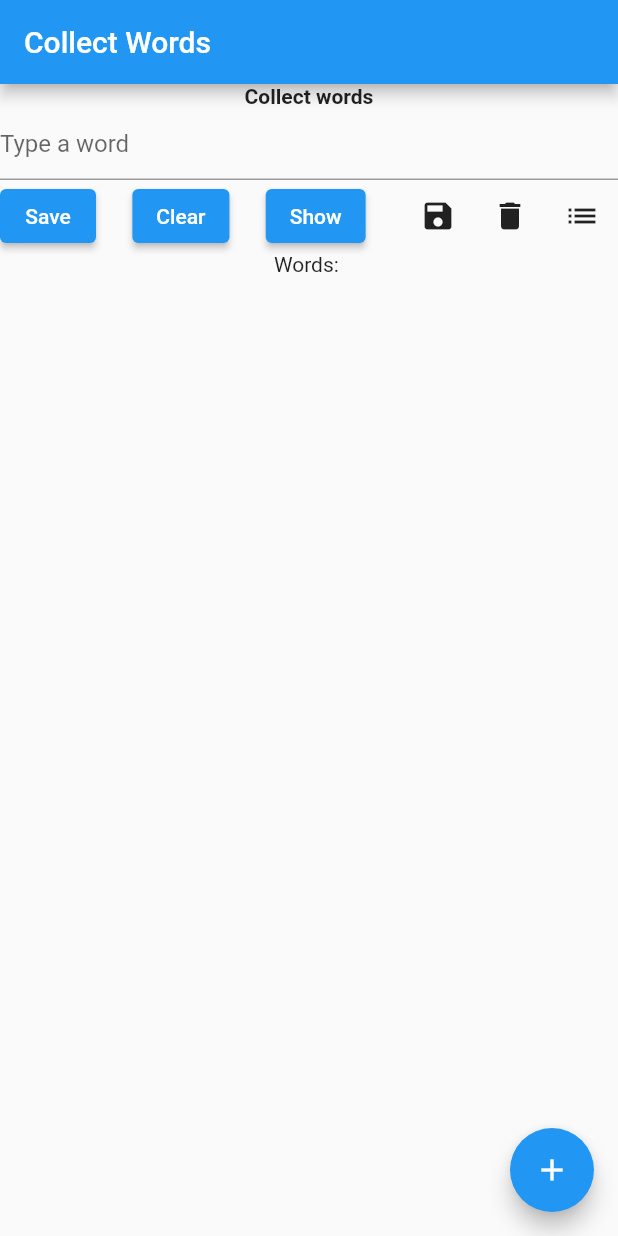
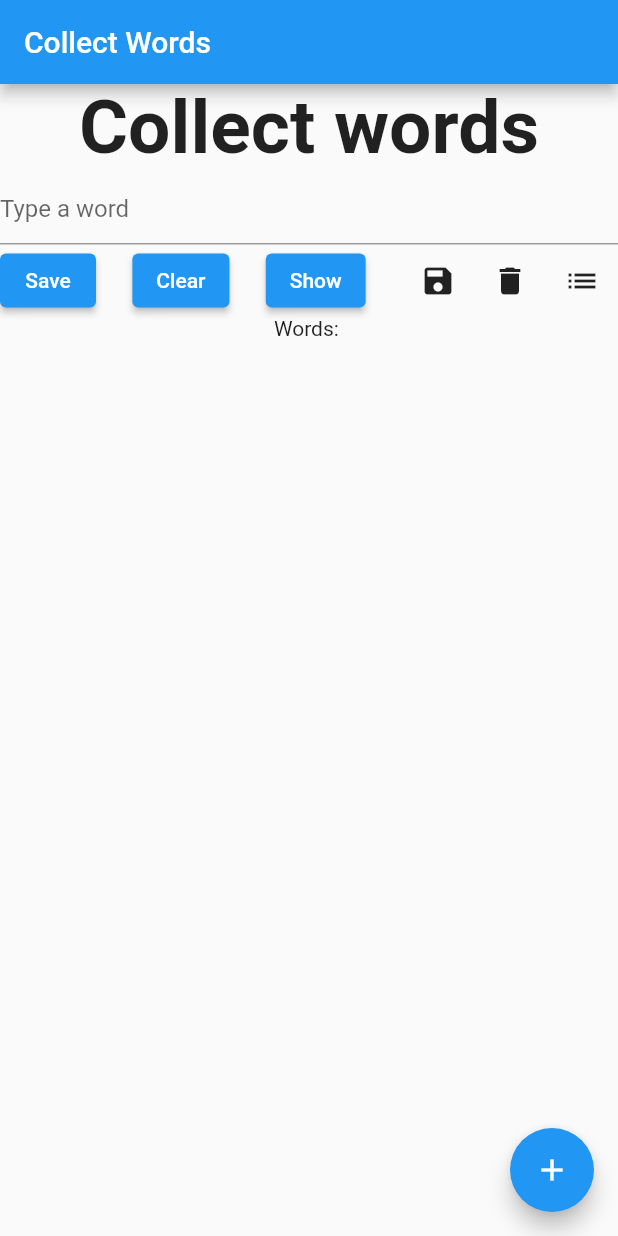
Before and after one commit to andersbor/fluttercollectwordsv2, a Flutter app: the screen it shows after launch, on a phone screen of 412 x 824 dp. Run offline on Flutter 3.47's test engine with Material 2 defaults, Android fonts, the light colour scheme and no system bars.

Commit message:
font size

```diff
--- a/lib/main.dart
+++ b/lib/main.dart
@@ -105,7 +105,7 @@ class _MyHomePageState extends State<MyHomePage> {
           mainAxisAlignment: MainAxisAlignment.start,
           children: <Widget>[
             const Text('Collect words',
-                style: TextStyle(fontWeight: FontWeight.bold)),
+                style: TextStyle(fontWeight: FontWeight.bold, fontSize: 50)),
             TextField(
               controller: myController,
               decoration: const InputDecoration(hintText: "Type a word"),
@@ -134,7 +134,9 @@ class _MyHomePageState extends State<MyHomePage> {
               const Spacer(),
               IconButton(
                 icon: const Icon(Icons.save),
-                onPressed: () {_addWord();},
+                onPressed: () {
+                  _addWord();
+                },
               ),
               IconButton(
                   icon: const Icon(Icons.delete),
@@ -169,6 +171,7 @@ class SecondRoute extends StatelessWidget {
   final List<String> words;
 
   const SecondRoute(this.words, {super.key});
+
   @override
   Widget build(BuildContext context) {
     return Scaffold(
```
